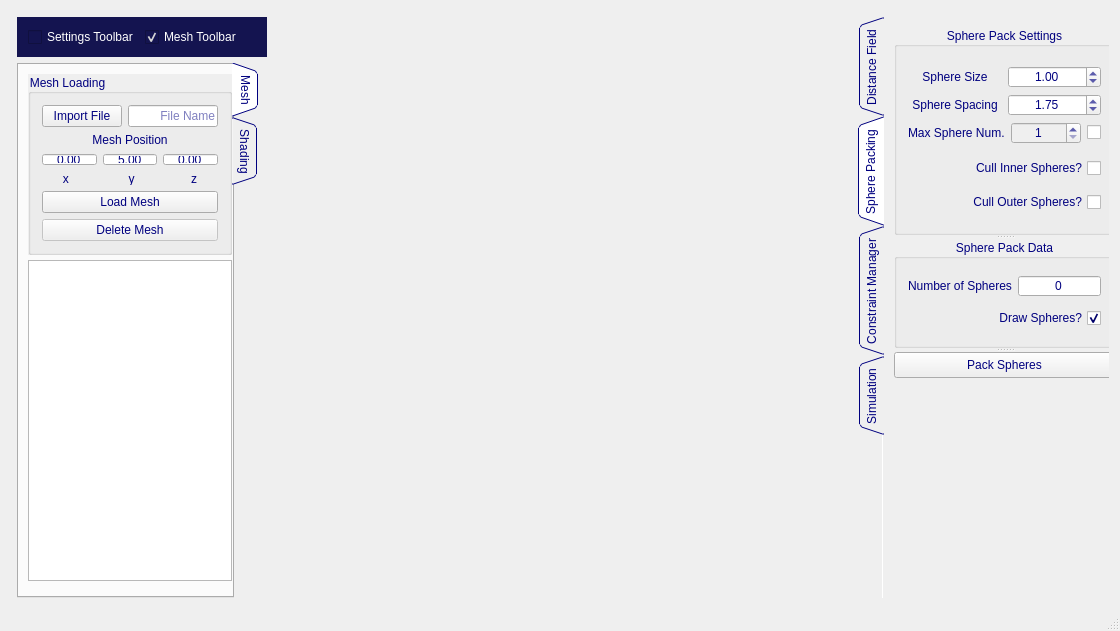
First picture: the form in forms/mainwindow.ui, repository matttraynar/MPC, before the edit.
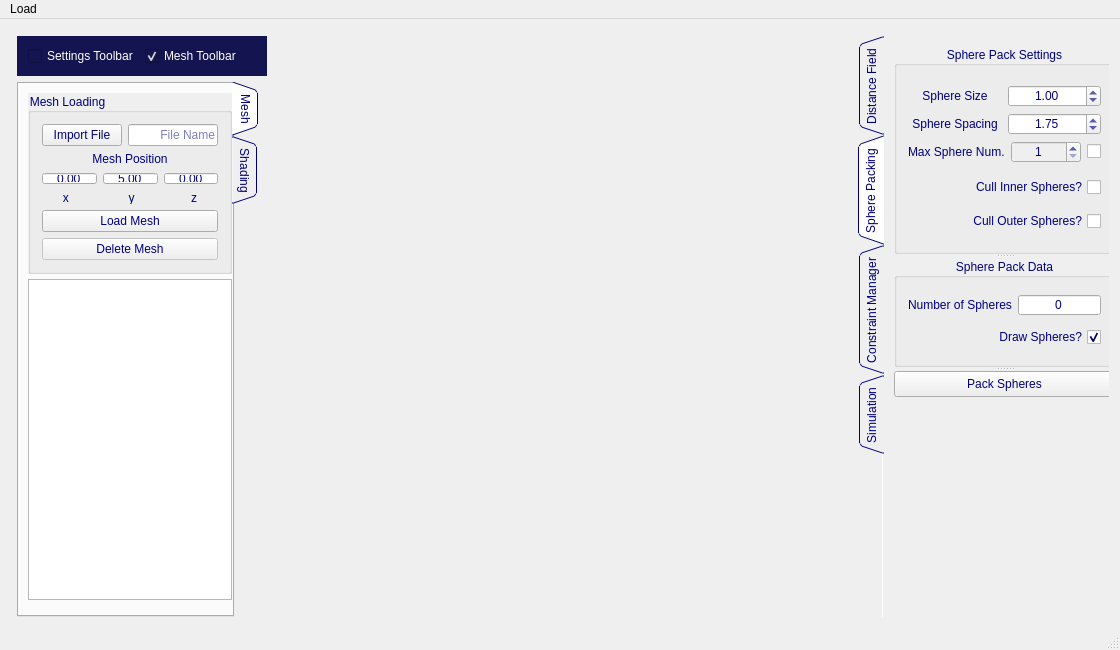
Second picture: the form after the edit. The open tabs and pages were chosen to show the change.

```diff
--- a/forms/mainwindow.ui
+++ b/forms/mainwindow.ui
@@ -235,10 +235,10 @@
                         <string/>
                        </property>
                        <property name="minimum">
-                        <double>0.000000000000000</double>
+                        <double>-1000.000000000000000</double>
                        </property>
                        <property name="maximum">
-                        <double>50.000000000000000</double>
+                        <double>1000.000000000000000</double>
                        </property>
                        <property name="singleStep">
                         <double>0.010000000000000</double>
@@ -266,7 +266,7 @@
                         <double>0.000000000000000</double>
                        </property>
                        <property name="maximum">
-                        <double>50.000000000000000</double>
+                        <double>1000.000000000000000</double>
                        </property>
                        <property name="singleStep">
                         <double>0.010000000000000</double>
@@ -291,10 +291,10 @@
                         <string/>
                        </property>
                        <property name="minimum">
-                        <double>0.000000000000000</double>
+                        <double>-1000.000000000000000</double>
                        </property>
                        <property name="maximum">
-                        <double>50.000000000000000</double>
+                        <double>1000.000000000000000</double>
                        </property>
                        <property name="singleStep">
                         <double>0.010000000000000</double>
@@ -1403,7 +1403,39 @@
    </layout>
   </widget>
   <widget class="QStatusBar" name="statusBar"/>
-  <action name="actionImport_File">
+  <widget class="QMenuBar" name="menuBar">
+   <property name="geometry">
+    <rect>
+     <x>0</x>
+     <y>0</y>
+     <width>1120</width>
+     <height>21</height>
+    </rect>
+   </property>
+   <property name="nativeMenuBar">
+    <bool>true</bool>
+   </property>
+   <widget class="QMenu" name="menuLoad">
+    <property name="title">
+     <string>Load</string>
+    </property>
+    <widget class="QMenu" name="menuDefault_1_Cubes">
+     <property name="title">
+      <string>Defaults</string>
+     </property>
+     <addaction name="action1_Cube"/>
+     <addaction name="actionDragon"/>
+     <addaction name="actionBunny"/>
+     <addaction name="actionStep"/>
+     <addaction name="actionCollision_Example_1"/>
+     <addaction name="actionCollision_Example_2"/>
+     <addaction name="actionCollision_Example_3"/>
+    </widget>
+    <addaction name="menuDefault_1_Cubes"/>
+   </widget>
+   <addaction name="menuLoad"/>
+  </widget>
+  <action name="action1_Cube">
    <property name="text">
     <string>Import File</string>
    </property>
```
Left out of the diff: 36 changed lines with no effect on the pictures.
